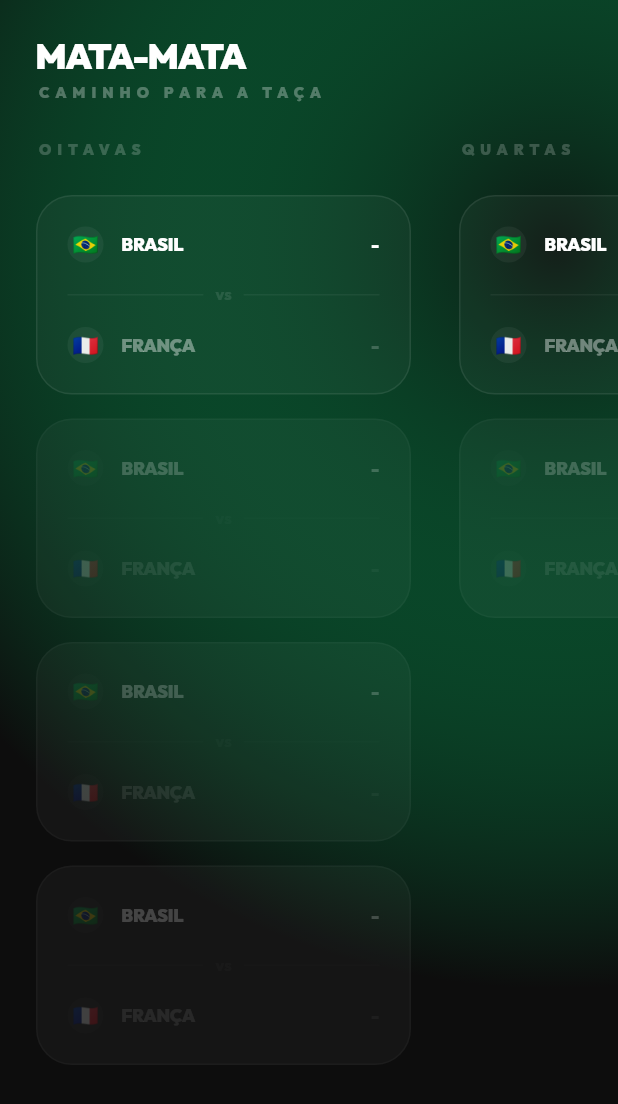
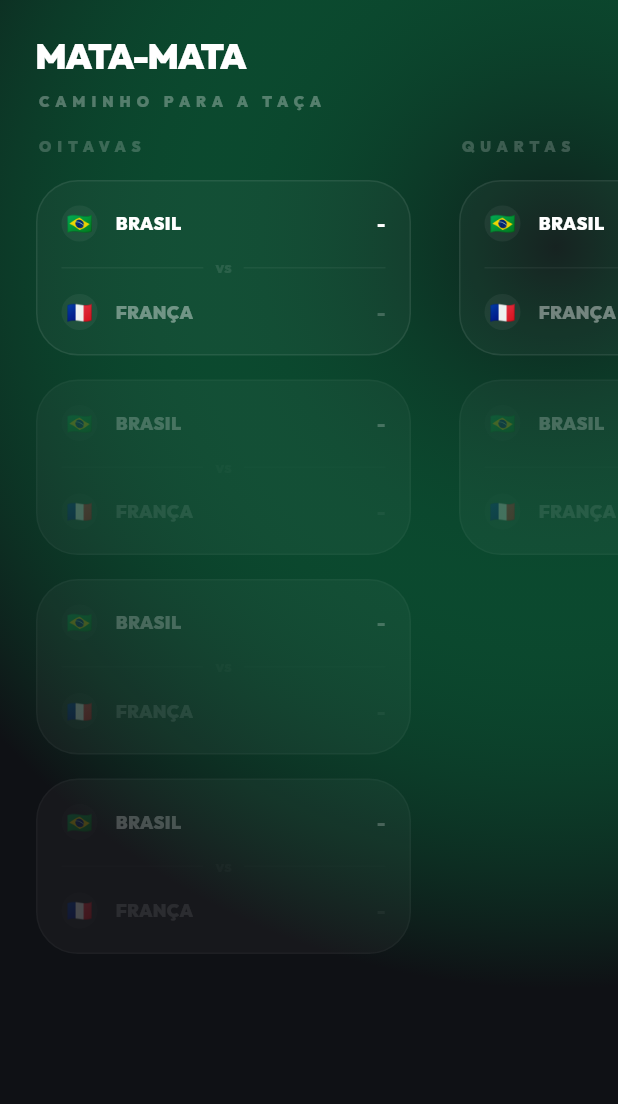
Before and after one commit to jardeljca/App_copa_2026, a Flutter app: the BracketScreen screen opened directly, on a phone screen of 412 x 824 dp. Shown: the top 1104 px of the screen. Run offline on Flutter 3.47's test engine with Material 3 defaults, Android fonts, the phone set to English and light mode, and no system bars; our stand-ins replace font_awesome_flutter, google_fonts; network calls fail.

Commit message:
Alterações no layourt do app

```diff
--- a/lib/core/theme/app_theme.dart
+++ b/lib/core/theme/app_theme.dart
@@ -3,8 +3,8 @@ import 'package:google_fonts/google_fonts.dart';
 
 class AppTheme {
   static const Color emerald500 = Color(0xFF00E676);
-  static const Color background = Color(0xFF0D0D0D);
-  static const Color cardBg = Color(0xFF161616);
+  static const Color background = Color(0xFF0F1115);
+  static const Color cardBg = Color(0xFF0F1214);
   static const Color borderSide = Color(0x14FFFFFF);
 
   static ThemeData darkTheme = ThemeData(
@@ -17,19 +17,12 @@ class AppTheme {
       onSurface: Colors.white,
     ),
     textTheme: GoogleFonts.outfitTextTheme(ThemeData.dark().textTheme).copyWith(
-      displayLarge: GoogleFonts.outfit(fontWeight: FontWeight.black, letterSpacing: -1),
-      displayMedium: GoogleFonts.outfit(fontWeight: FontWeight.black, letterSpacing: -0.5),
+      displayLarge: GoogleFonts.outfit(fontWeight: FontWeight.w900, letterSpacing: -1),
+      displayMedium: GoogleFonts.outfit(fontWeight: FontWeight.w900, letterSpacing: -0.5),
       headlineMedium: GoogleFonts.outfit(fontWeight: FontWeight.bold, letterSpacing: -0.5),
-      bodyMedium: GoogleFonts.geist(color: Colors.white.withOpacity(0.9)),
+      bodyMedium: GoogleFonts.outfit(color: Colors.white.withOpacity(0.92)),
     ),
-    cardTheme: CardTheme(
-      color: cardBg,
-      shape: RoundedRectangleBorder(
-        borderRadius: BorderRadius.circular(28),
-        side: const BorderSide(color: borderSide),
-      ),
-      elevation: 0,
-    ),
+    // cardTheme removed temporarily to avoid SDK type mismatch on this system
   );
 
   static ThemeData lightTheme = darkTheme; // Mantendo dark como prioritário
--- a/lib/main.dart
+++ b/lib/main.dart
@@ -1,5 +1,4 @@
 import 'package:flutter/material.dart';
-import 'package:google_fonts/google_fonts.dart';
 import 'package:provider/provider.dart';
 import 'core/theme/app_theme.dart';
 import 'providers/match_provider.dart';
--- a/lib/screens/bracket_screen.dart
+++ b/lib/screens/bracket_screen.dart
@@ -1,5 +1,6 @@
 import 'package:flutter/material.dart';
 import 'package:google_fonts/google_fonts.dart';
+import '../core/theme/app_theme.dart';
 
 class BracketScreen extends StatelessWidget {
   const BracketScreen({super.key});
@@ -12,10 +13,7 @@ class BracketScreen extends StatelessWidget {
           gradient: RadialGradient(
             center: const Alignment(0.8, -0.6),
             radius: 1.2,
-            colors: [
-              const Color(0xFF00E676).withOpacity(0.05),
-              const Color(0xFF0D0D0D),
-            ],
+            colors: [AppTheme.emerald500.withOpacity(0.05), AppTheme.background],
           ),
         ),
         child: SafeArea(
@@ -23,7 +21,7 @@ class BracketScreen extends StatelessWidget {
             crossAxisAlignment: CrossAxisAlignment.start,
             children: [
               Padding(
-              padding: const EdgeInsets.fromLTRB(24, 20, 24, 24),
+                padding: const EdgeInsets.fromLTRB(24, 20, 24, 16),
                 child: Column(
                   crossAxisAlignment: CrossAxisAlignment.start,
                   children: [
@@ -36,6 +34,7 @@ class BracketScreen extends StatelessWidget {
                         color: Colors.white,
                       ),
                     ),
+                    const SizedBox(height: 6),
                     Text(
                       'CAMINHO PARA A TAÇA',
                       style: GoogleFonts.outfit(
@@ -67,6 +66,7 @@ class BracketScreen extends StatelessWidget {
             ],
           ),
         ),
+      ),
     );
   }
 
@@ -86,15 +86,14 @@ class BracketScreen extends StatelessWidget {
               letterSpacing: 4,
             ),
           ),
-          const SizedBox(height: 24),
-          Expanded(
-            child: ListView.builder(
-              physics: const NeverScrollableScrollPhysics(),
-              itemCount: matchCount == 0 ? 1 : matchCount,
-              itemBuilder: (context, index) {
-                if (matchCount == 0) return _buildWinnerCard();
-                return _buildBracketMatch(index);
-              },
+          const SizedBox(height: 16),
+          Column(
+            children: List.generate(
+              matchCount == 0 ? 1 : matchCount,
+              (index) => Padding(
+                padding: const EdgeInsets.only(bottom: 16),
+                child: matchCount == 0 ? _buildWinnerCard() : _buildBracketMatch(index),
+              ),
             ),
           ),
         ],
@@ -106,24 +105,20 @@ class BracketScreen extends StatelessWidget {
     final bool isPlaceHolder = index > 0;
 
     return Container(
-      margin: const EdgeInsets.only(bottom: 16),
-      padding: const EdgeInsets.all(20),
+      padding: const EdgeInsets.all(16),
       decoration: BoxDecoration(
         color: Colors.white.withOpacity(0.03),
-        borderRadius: BorderRadius.circular(24),
-        border: Border.all(
-          color: isPlaceHolder ? Colors.white.withOpacity(0.03) : Colors.white.withOpacity(0.08),
-          style: isPlaceHolder ? BorderStyle.solid : BorderStyle.solid,
-        ),
+        borderRadius: BorderRadius.circular(28),
+        border: Border.all(color: isPlaceHolder ? Colors.white.withOpacity(0.03) : AppTheme.borderSide),
       ),
       child: Opacity(
-        opacity: isPlaceHolder ? 0.2 : 1.0,
+        opacity: isPlaceHolder ? 0.22 : 1.0,
         child: Column(
           children: [
             _BracketTeam(flag: '🇧🇷', name: 'BRASIL', score: '-'),
-            const SizedBox(height: 16),
+            const SizedBox(height: 12),
             _buildInternalDivider(),
-            const SizedBox(height: 16),
+            const SizedBox(height: 12),
             _BracketTeam(flag: '🇫🇷', name: 'FRANÇA', score: '-', isOpponent: true),
           ],
         ),
@@ -153,42 +148,32 @@ class BracketScreen extends StatelessWidget {
 
   Widget _buildWinnerCard() {
     return Container(
-      height: 180,
+      height: 140,
       width: double.infinity,
       decoration: BoxDecoration(
-        color: const Color(0xFF00E676).withOpacity(0.05),
-        borderRadius: BorderRadius.circular(32),
-        border: Border.all(color: const Color(0xFF00E676).withOpacity(0.1)),
+        color: AppTheme.emerald500.withOpacity(0.05),
+        borderRadius: BorderRadius.circular(36),
+        border: Border.all(color: AppTheme.emerald500.withOpacity(0.1)),
       ),
       child: Column(
         mainAxisAlignment: MainAxisAlignment.center,
         children: [
           Container(
-            padding: const EdgeInsets.all(16),
+            padding: const EdgeInsets.all(12),
             decoration: BoxDecoration(
-              color: const Color(0xFF00E676).withOpacity(0.1),
+              color: AppTheme.emerald500.withOpacity(0.1),
               shape: BoxShape.circle,
             ),
-            child: const Icon(Icons.emoji_events, color: Color(0xFF00E676), size: 32),
+            child: const Icon(Icons.emoji_events, color: AppTheme.emerald500, size: 28),
           ),
-          const SizedBox(height: 20),
+          const SizedBox(height: 12),
           Text(
             'GRANDE FINAL',
             style: GoogleFonts.outfit(
-              color: const Color(0xFF00E676),
+              color: AppTheme.emerald500,
               fontWeight: FontWeight.w900,
               fontSize: 10,
               letterSpacing: 2,
-            ),
-          ),
-          const SizedBox(height: 4),
-          Text(
-            'LUSAIL STADIUM',
-            style: GoogleFonts.outfit(
-              color: Colors.white.withOpacity(0.3),
-              fontWeight: FontWeight.w900,
-              fontSize: 9,
-              letterSpacing: 1,
             ),
           ),
         ],
@@ -203,12 +188,7 @@ class _BracketTeam extends StatelessWidget {
   final String score;
   final bool isOpponent;
 
-  const _BracketTeam({
-    required this.flag,
-    required this.name,
-    required this.score,
-    this.isOpponent = false,
-  });
+  const _BracketTeam({required this.flag, required this.name, required this.score, this.isOpponent = false});
 
   @override
   Widget build(BuildContext context) {
@@ -220,32 +200,14 @@ class _BracketTeam extends StatelessWidget {
             Container(
               width: 24,
               height: 24,
-              decoration: BoxDecoration(
-                color: Colors.white.withOpacity(0.05),
-                shape: BoxShape.circle,
-              ),
+              decoration: BoxDecoration(color: Colors.white.withOpacity(0.05), shape: BoxShape.circle),
               child: Center(child: Text(flag, style: const TextStyle(fontSize: 14))),
             ),
             const SizedBox(width: 12),
-            Text(
-              name,
-              style: GoogleFonts.outfit(
-                fontWeight: FontWeight.w900,
-                fontSize: 12,
-                color: isOpponent ? Colors.white.withOpacity(0.4) : Colors.white,
-                letterSpacing: -0.2,
-              ),
-            ),
+            Text(name, style: GoogleFonts.outfit(fontWeight: FontWeight.w900, fontSize: 12, color: isOpponent ? Colors.white.withOpacity(0.4) : Colors.white)),
           ],
         ),
-        Text(
-          score,
-          style: GoogleFonts.outfit(
-            fontWeight: FontWeight.w900,
-            fontSize: 12,
-            color: isOpponent ? Colors.white.withOpacity(0.2) : Colors.white,
-          ),
-        ),
+        Text(score, style: GoogleFonts.outfit(fontWeight: FontWeight.w900, fontSize: 12, color: isOpponent ? Colors.white.withOpacity(0.2) : Colors.white)),
       ],
     );
   }
```
Also changed, not shown: analysis_options.yaml (added, +28 -0 lines), lib/providers/standing_provider.dart (added, +22 -0 lines), lib/screens/home_screen.dart (+196 -255 lines), lib/screens/matches_screen.dart (+10 -3 lines), lib/screens/standings_screen.dart (+19 -30 lines), lib/widgets/match_card.dart (+25 -13 lines), pubspec.lock (added), 128 other files. Lines whose indentation alone changed are shown as unchanged.
